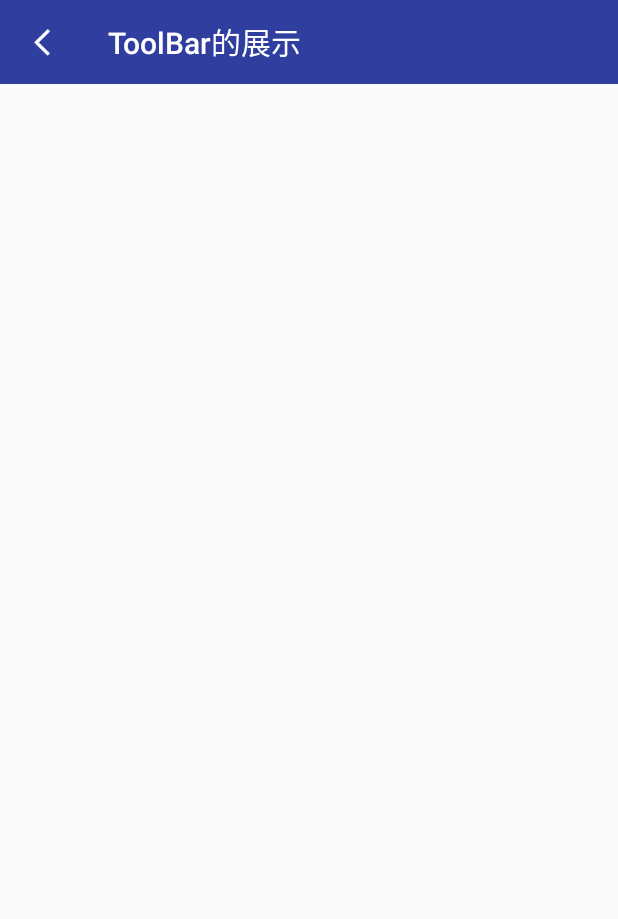
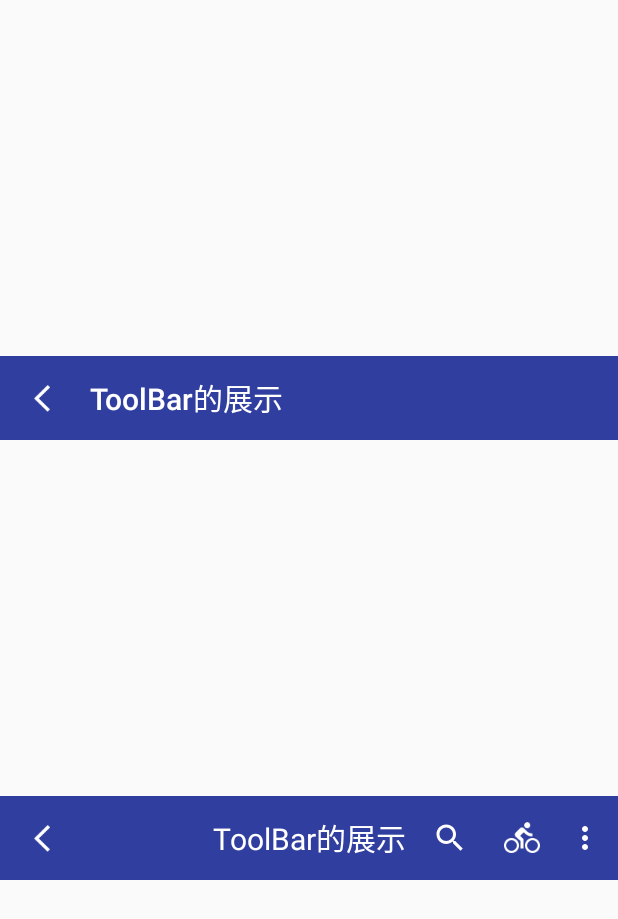
Before and after one commit to AngleLong/NewMaterialDesign, an Android app: the screen it shows after launch (MainActivity), on a phone screen of 412 x 824 dp. Shown: the top 919 px of the screen. Run offline under Robolectric (Android 15) with nearby library versions, the phone set to English and light mode, and no system bars.

Commit message:
添加了Toolbar的使用

```diff
--- a/app/src/main/AndroidManifest.xml
+++ b/app/src/main/AndroidManifest.xml
@@ -16,6 +16,7 @@
                 <category android:name="android.intent.category.LAUNCHER" />
             </intent-filter>
         </activity>
+        <activity android:name=".ZhiHuToolbarActivity"></activity>
     </application>
 
 </manifest>
--- a/app/src/main/java/com/jinlong/newmaterialdesign/MainActivity.java
+++ b/app/src/main/java/com/jinlong/newmaterialdesign/MainActivity.java
@@ -1,13 +1,76 @@
 package com.jinlong.newmaterialdesign;
 
+import android.content.Intent;
+import android.os.PersistableBundle;
+import android.support.annotation.Nullable;
 import android.support.v7.app.AppCompatActivity;
 import android.os.Bundle;
+import android.support.v7.widget.Toolbar;
+import android.view.Menu;
+import android.view.MenuInflater;
+import android.view.MenuItem;
+import android.view.View;
+import android.widget.TextView;
+import android.widget.Toast;
 
 public class MainActivity extends AppCompatActivity {
+
+    private Toolbar mToolbar;
+    private TextView mTvTitle;
 
     @Override
     protected void onCreate(Bundle savedInstanceState) {
         super.onCreate(savedInstanceState);
         setContentView(R.layout.activity_main);
+
+        mTvTitle = findViewById(R.id.tv_title);
+
+        initToolbar();
+        initToolbarListener();
+    }
+
+
+    private void initToolbar() {
+        mToolbar = findViewById(R.id.toolbar);
+        mToolbar.setTitle("");
+        setSupportActionBar(mToolbar);
+    }
+
+    private void initToolbarListener() {
+        mToolbar.setNavigationOnClickListener(new View.OnClickListener() {
+            @Override
+            public void onClick(View v) {
+                Toast.makeText(MainActivity.this, "点击了navigationIcon", Toast.LENGTH_SHORT).show();
+            }
+        });
+        mTvTitle.setOnClickListener(new View.OnClickListener() {
+            @Override
+            public void onClick(View v) {
+                Toast.makeText(MainActivity.this, "点击了标题", Toast.LENGTH_SHORT).show();
+            }
+        });
+    }
+
+    @Override
+    public boolean onCreateOptionsMenu(Menu menu) {
+        //设置menu文件
+        MenuInflater menuInflater = getMenuInflater();
+        menuInflater.inflate(R.menu.menu_main, menu);
+        return true;
+    }
+
+    @Override
+    public boolean onOptionsItemSelected(MenuItem item) {
+        //menu的监听
+        switch (item.getItemId()) {
+            case R.id.menu_cycling:
+                Intent intent = new Intent(MainActivity.this, ZhiHuToolbarActivity.class);
+                startActivity(intent);
+                break;
+            case R.id.menu_other:
+                Toast.makeText(this, "其他", Toast.LENGTH_SHORT).show();
+                break;
+        }
+        return true;
     }
 }
--- /dev/null
+++ b/app/src/main/res/drawable/ic_search_black_24dp.xml
@@ -0,0 +1,9 @@
+<vector xmlns:android="http://schemas.android.com/apk/res/android"
+        android:width="24dp"
+        android:height="24dp"
+        android:viewportWidth="24.0"
+        android:viewportHeight="24.0">
+    <path
+        android:fillColor="#FFffffff"
+        android:pathData="M15.5,14h-0.79l-0.28,-0.27C15.41,12.59 16,11.11 16,9.5 16,5.91 13.09,3 9.5,3S3,5.91 3,9.5 5.91,16 9.5,16c1.61,0 3.09,-0.59 4.23,-1.57l0.27,0.28v0.79l5,4.99L20.49,19l-4.99,-5zM9.5,14C7.01,14 5,11.99 5,9.5S7.01,5 9.5,5 14,7.01 14,9.5 11.99,14 9.5,14z"/>
+</vector>
--- a/app/src/main/res/layout/activity_main.xml
+++ b/app/src/main/res/layout/activity_main.xml
@@ -6,12 +6,44 @@
     android:layout_height="match_parent"
     tools:context="com.jinlong.newmaterialdesign.MainActivity">
 
+    <!--正常显示的Toolbar-->
     <android.support.v7.widget.Toolbar
+        android:id="@+id/toolbarDefault"
         android:layout_width="match_parent"
         android:layout_height="?attr/actionBarSize"
         android:background="@color/colorPrimaryDark"
+        app:layout_constraintBottom_toTopOf="@id/toolbar"
+        app:layout_constraintLeft_toLeftOf="parent"
+        app:layout_constraintRight_toRightOf="parent"
+        app:layout_constraintTop_toTopOf="parent"
+        app:layout_constraintVertical_chainStyle="spread"
         app:navigationIcon="@mipmap/back_icon"
         app:title="ToolBar的展示"
         app:titleTextColor="@android:color/white" />
 
+    <!--标题居中的Toolbar-->
+    <android.support.v7.widget.Toolbar
+        android:id="@+id/toolbar"
+        android:layout_width="match_parent"
+        android:layout_height="?attr/actionBarSize"
+        android:background="@color/colorPrimaryDark"
+        app:layout_constraintBottom_toBottomOf="parent"
+        app:layout_constraintLeft_toLeftOf="parent"
+        app:layout_constraintRight_toRightOf="parent"
+        app:layout_constraintTop_toBottomOf="@id/toolbarDefault"
+        app:navigationIcon="@mipmap/back_icon"
+        app:popupTheme="@style/ToolbarTheme"
+        app:titleTextColor="@android:color/white">
+
+        <TextView
+            android:id="@+id/tv_title"
+            android:layout_width="wrap_content"
+            android:layout_height="wrap_content"
+            android:layout_gravity="center"
+            android:text="ToolBar的展示"
+            android:textColor="@android:color/white"
+            android:textSize="20sp" />
+    </android.support.v7.widget.Toolbar>
+
+
 </android.support.constraint.ConstraintLayout>
--- /dev/null
+++ b/app/src/main/res/menu/menu_main.xml
@@ -0,0 +1,22 @@
+<?xml version="1.0" encoding="utf-8"?>
+<menu xmlns:android="http://schemas.android.com/apk/res/android"
+    xmlns:app="http://schemas.android.com/apk/res-auto">
+
+
+    <item
+        android:id="@+id/menu_search"
+        android:icon="@drawable/ic_search_black_24dp"
+        android:title="搜索"
+        app:actionViewClass="android.widget.SearchView"
+        app:showAsAction="ifRoom" />
+    <item
+        android:id="@+id/menu_cycling"
+        android:icon="@mipmap/ic_directions_bike_white_24dp"
+        android:title="去知乎的Toolbar"
+        app:showAsAction="ifRoom" />
+    <item
+        android:id="@+id/menu_other"
+        android:icon="@mipmap/ic_directions_bike_white_24dp"
+        android:title="其他"
+        app:showAsAction="never" />
+</menu>
--- a/app/src/main/res/values/styles.xml
+++ b/app/src/main/res/values/styles.xml
@@ -8,9 +8,54 @@
         <item name="colorAccent">@color/colorAccent</item>
     </style>
 
+    <!--Toolbar主题的设置-->
     <style name="BaseTheme" parent="AppTheme">
         <item name="windowActionBar">false</item>
         <item name="windowNoTitle">true</item>
+        <item name="android:textColorSecondary">#ffffff</item>
+        <item name="toolbarStyle">@style/NoSpaceActionBarTheme</item>
+    </style>
+
+    <!--溢出[弹出]菜单样式 parent相当于继承【可以不要parent】-->
+    <style name="OverflowMenuStyle" parent="@style/Widget.AppCompat.PopupMenu.Overflow">
+        <!-- 是否覆盖锚点，默认为true，即盖住Toolbar -->
+        <item name="overlapAnchor">false</item>
+        <item name="android:dropDownWidth">wrap_content</item>
+        <item name="android:paddingRight">5dp</item>
+        <!-- 弹出层背景颜色 -->
+        <item name="android:popupBackground">#223344</item>
+        <!-- 弹出层垂直方向上的偏移，即在竖直方向上距离Toolbar的距离，值为负则会盖住Toolbar -->
+        <item name="android:dropDownVerticalOffset">5dp</item>
+        <!-- 弹出层水平方向上的偏移，即距离屏幕左边的距离，负值会导致右边出现空隙 -->
+        <item name="android:dropDownHorizontalOffset">0dp</item>
+        <!-- 设置弹出菜单文字颜色 -->
+        <item name="android:textColor">#ffffff</item>
+    </style>
+
+    <!--Toolbar的Theme的设置，都是针对popup的设置-->
+    <style name="ToolbarTheme" parent="Theme.AppCompat.Light.NoActionBar">
+        <item name="android:background">#223344</item><!--设置背景颜色的-->
+        <item name="android:textColorPrimary">@android:color/white</item><!--设置文字颜色的-->
+        <item name="android:textSize">16sp</item><!--设置文字大小的-->
+        <item name="actionOverflowMenuStyle">@style/OverflowMenuTheme</item><!--设置弹出位置的主题-->
+        <item name="actionOverflowButtonStyle">@style/OverflowTheme</item>
+        <item name="android:paddingRight">-5dp</item>
+    </style>
+
+    <!--navigationIcon和Title的距离问题-->
+    <style name="NoSpaceActionBarTheme" parent="Base.Widget.AppCompat.Toolbar">
+        <item name="contentInsetStart">0dp</item>
+        <item name="contentInsetStartWithNavigation">0dp</item>
+    </style>
+
+    <!--Toolbar弹出popup主题的设置-->
+    <style name="OverflowMenuTheme" parent="Widget.AppCompat.Light.PopupMenu.Overflow">
+        <item name="overlapAnchor">false</item><!--这个属性设置为false，就能使得popup在Toolbar的下面显示-->
+    </style>
+
+    <!--右侧溢出菜单主题的设置-->
+    <style name="OverflowTheme" parent="android:style/Widget.Holo.Light.ActionButton.Overflow">
+        <item name="android:src">@mipmap/ic_linear_scale_white_24dp</item>
     </style>
 
 </resources>
```
Also changed, not shown: app/src/main/java/com/jinlong/newmaterialdesign/ZhiHuToolbarActivity.java (added, +62 -0 lines), app/src/main/res/drawable/draw_toolbar_bg.xml (added, +7 -0 lines), app/src/main/res/layout/activity_zhi_hu_toolbar.xml (added, +22 -0 lines), app/src/main/res/menu/menu_zhihu.xml (added, +25 -0 lines), app/src/main/res/mipmap-xhdpi/ic_delete.png (added), app/src/main/res/mipmap-xhdpi/ic_directions_bike_white_24dp.png (added), app/src/main/res/mipmap-xhdpi/ic_linear_scale_white_24dp.png (added), app/src/main/res/mipmap-xhdpi/ic_search.png (added), app/src/main/res/mipmap-xhdpi/ic_search_white_36pt_2x.png (added), app/src/main/res/mipmap-xhdpi/ic_zhbook_show_directory.png (added).
